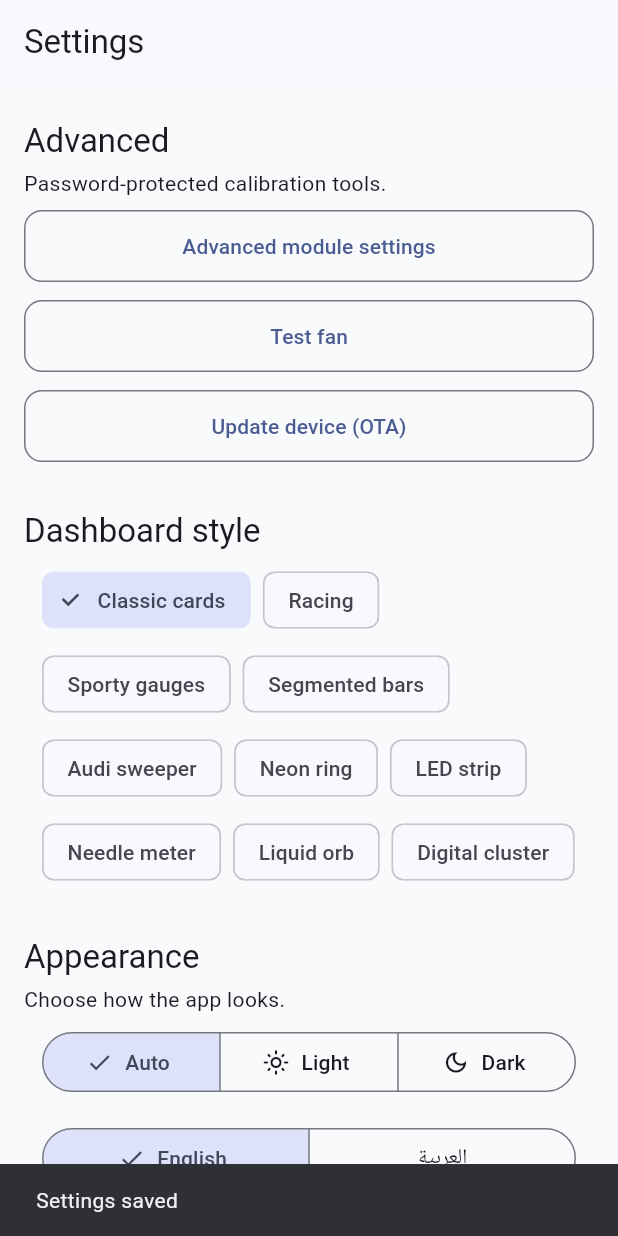
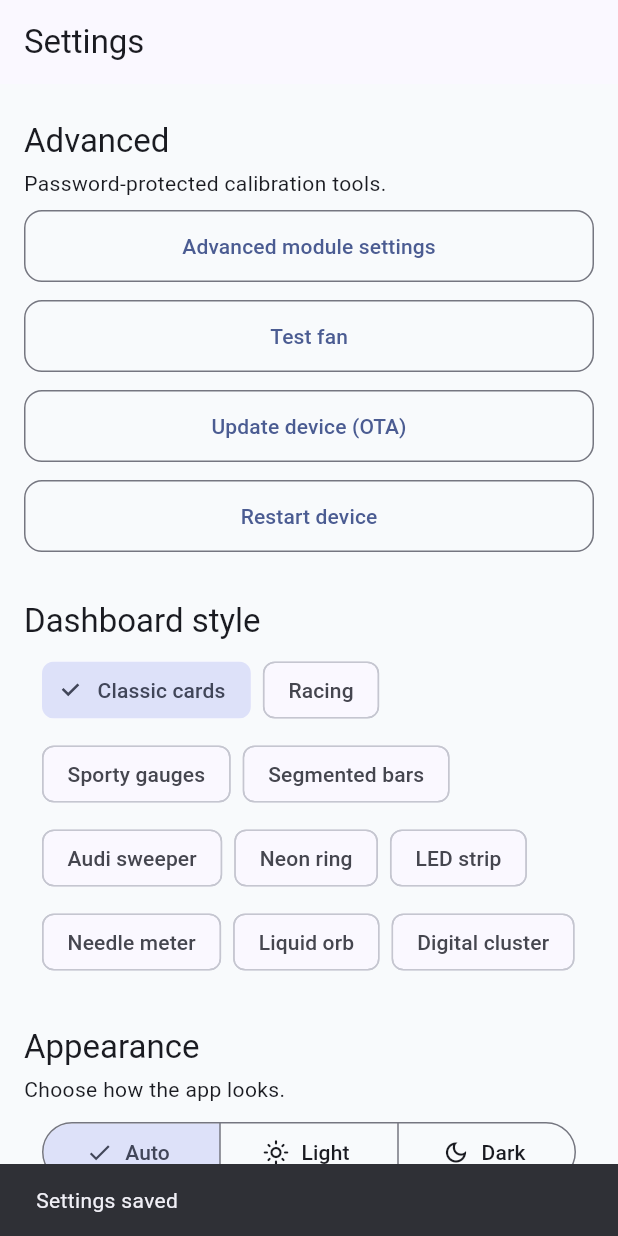
Before and after one commit to ahmadtefa/car_guard, a Flutter app: the SettingsPage screen opened by its route, after a tap on "Classic cards", on a phone screen of 412 x 824 dp. Run offline on Flutter 3.47's test engine with Material 3 defaults, Android fonts, the phone set to English and light mode, and no system bars; our stand-ins replace audioplayers, connectivity_plus, file_picker, flutter_local_notifications, flutter_riverpod, go_router and 2 more; missing offline and left inert: flutter_foreground_task; accounts and stored records are empty; network calls fail.

Commit message:
Design pass 7: declutter the main screen
- Module limits card, both charts and the device controls card are gone
  from the main scroll; they now live in a bottom sheet opened from a
  new insights icon in the floating bar (module-settings shortcut
  included at the bottom of the sheet)
- Restart device button moved into Settings (Advanced section) with the
  same confirmation dialog, disabled in demo mode
- Main screen ends with two icon-only round buttons: alarm mute toggle
  (volume icon, no text) and settings (gear icon, no text)
- device_controls_card.dart deleted

Co-authored-by: arena-agent <297053741+arena-agent@users.noreply.github.com>

```diff
--- a/files.txt
+++ b/files.txt
@@ -77,7 +77,6 @@ lib/features/dashboard/widgets/compact_status_row.dart
 lib/features/dashboard/widgets/coolant_level_card.dart
 lib/features/dashboard/widgets/dashboard_gauges.dart
 lib/features/dashboard/widgets/dashboard_placeholder.dart
-lib/features/dashboard/widgets/device_controls_card.dart
 lib/features/dashboard/widgets/engine_temperature_card.dart
 lib/features/dashboard/widgets/fullscreen_hud_page.dart
 lib/features/dashboard/widgets/mini_gauges.dart
--- a/lib/core/l10n/app_l10n.dart
+++ b/lib/core/l10n/app_l10n.dart
@@ -80,6 +80,10 @@ class AppL10n {
       : 'Charging system healthy ($volt V)';
   String notChargingV(String volt) =>
       isAr ? 'لا يشحن ($volt فولت)' : 'Not charging ($volt V)';
+
+  String get readingsAndCharts => isAr
+      ? 'القراءات والرسوم البيانية'
+      : 'Readings & charts';
 
   // ---------- OTA update ----------
   String get otaUpdate => isAr ? 'تحديث الجهاز (OTA)' : 'Update device (OTA)';
--- a/lib/features/dashboard/widgets/device_controls_card.dart
+++ /dev/null
@@ -1,128 +0,0 @@
-import 'package:flutter/material.dart';
-import 'package:flutter_riverpod/flutter_riverpod.dart';
-import 'package:go_router/go_router.dart';
-
-import '../../../core/constants/app_colors.dart';
-import '../../../core/constants/app_spacing.dart';
-import '../../../core/l10n/app_l10n.dart';
-import '../../../core/models/app_settings.dart';
-import '../../../core/providers/alarm_provider.dart';
-import '../../../core/providers/device_provider.dart';
-import '../../../core/providers/device_status_provider.dart';
-import '../../../core/widgets/secondary_button.dart';
-import '../../settings/providers/settings_provider.dart';
-import 'base_dashboard_card.dart';
-
-
-/// Dashboard card exposing direct commands to the physical module plus the
-/// in-app alarm mute toggle.
-class DeviceControlsCard extends ConsumerWidget {
-  const DeviceControlsCard({super.key});
-
-  Future<void> _send(
-    BuildContext context,
-    WidgetRef ref,
-    Future<bool> Function() command,
-    String successMessage,
-  ) async {
-    final ok = await command();
-
-    if (!context.mounted) return;
-
-    ScaffoldMessenger.of(context).showSnackBar(
-      SnackBar(content: Text(ok ? successMessage : ref.read(l10nProvider).commandFailed)),
-    );
-  }
-
-  Future<void> _toggleAlarm(
-    BuildContext context,
-    WidgetRef ref,
-    AppSettings settings,
-    bool demoEnabled,
-  ) async {
-    final next = !settings.alarmSoundEnabled;
-
-    await ref
-        .read(settingsProvider.notifier)
-        .save(settings.copyWith(alarmSoundEnabled: next));
-
-    if (!next) {
-      await ref.read(alarmServiceProvider).stop();
-
-      // Best-effort: also silence the module buzzer on real hardware.
-      if (!demoEnabled) {
-        await ref.read(esp8266RepositoryProvider).muteBuzzer();
-      }
-    }
-  }
-
-  @override
-  Widget build(BuildContext context, WidgetRef ref) {
-    final l = ref.watch(l10nProvider);
-
-    final settings =
-        ref.watch(settingsProvider).value ?? const AppSettings();
-
-    final demoEnabled = settings.demoModeEnabled;
-
-    final control = ref.watch(deviceStatusProvider).value?.controlData;
-
-    final Widget? statusLine = (control == null)
-        ? null
-        : control.buzzerActive
-        ? Text(
-            l.moduleAlarmActive,
-            style: const TextStyle(
-              color: AppColors.neonRed,
-              fontWeight: FontWeight.bold,
-            ),
-          )
-        : control.muted
-        ? Text(
-            l.moduleMuted,
-            style: const TextStyle(color: AppColors.neonAmber),
-          )
-        : null;
-
-    return BaseDashboardCard(
-      title: l.deviceControls,
-      value: '',
-      subtitle: demoEnabled ? l.disabledInDemo : l.sendCommandsInfo,
-      statusText: '',
-      child: Column(
-        crossAxisAlignment: CrossAxisAlignment.stretch,
-        children: [
-          if (statusLine != null) ...[
-            statusLine,
-            const SizedBox(height: AppSpacing.md),
-          ],
-          SecondaryButton(
-            onPressed: () =>
-                _toggleAlarm(context, ref, settings, demoEnabled),
-            child: Text(
-              settings.alarmSoundEnabled ? l.muteAlarm : l.enableAlarm,
-            ),
-          ),
-          const SizedBox(height: AppSpacing.md),
-          SecondaryButton(
-            onPressed: demoEnabled
-                ? null
-                : () => _send(
-                      context,
-                      ref,
-                      () =>
-                          ref.read(esp8266RepositoryProvider).restartDevice(),
-                      l.deviceRestarting,
-                    ),
-            child: Text(l.restartDevice),
-          ),
-          const SizedBox(height: AppSpacing.md),
-          SecondaryButton(
-            onPressed: () => context.push('/device-settings'),
-            child: Text(l.moduleSettings),
-          ),
-        ],
-      ),
-    );
-  }
-}
```
Also changed, not shown: lib/features/dashboard/pages/dashboard_page.dart (+153 -28 lines), lib/features/settings/pages/settings_page.dart (+37 -0 lines).
